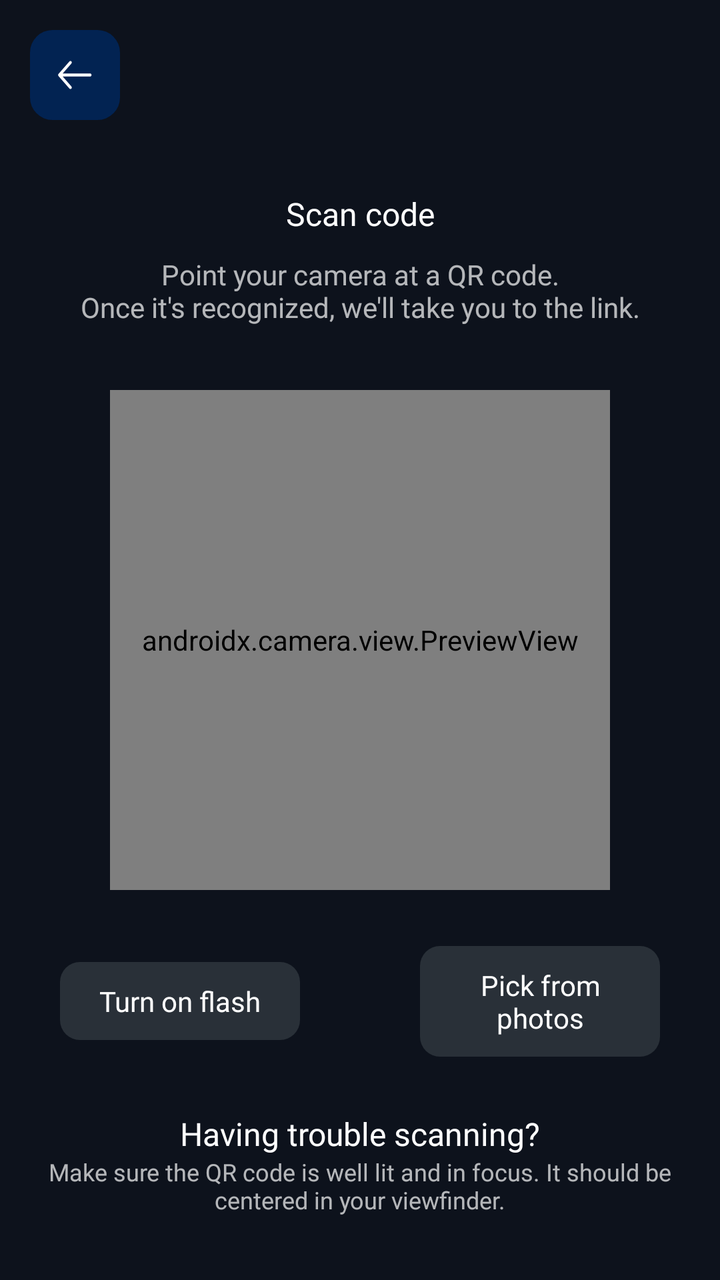
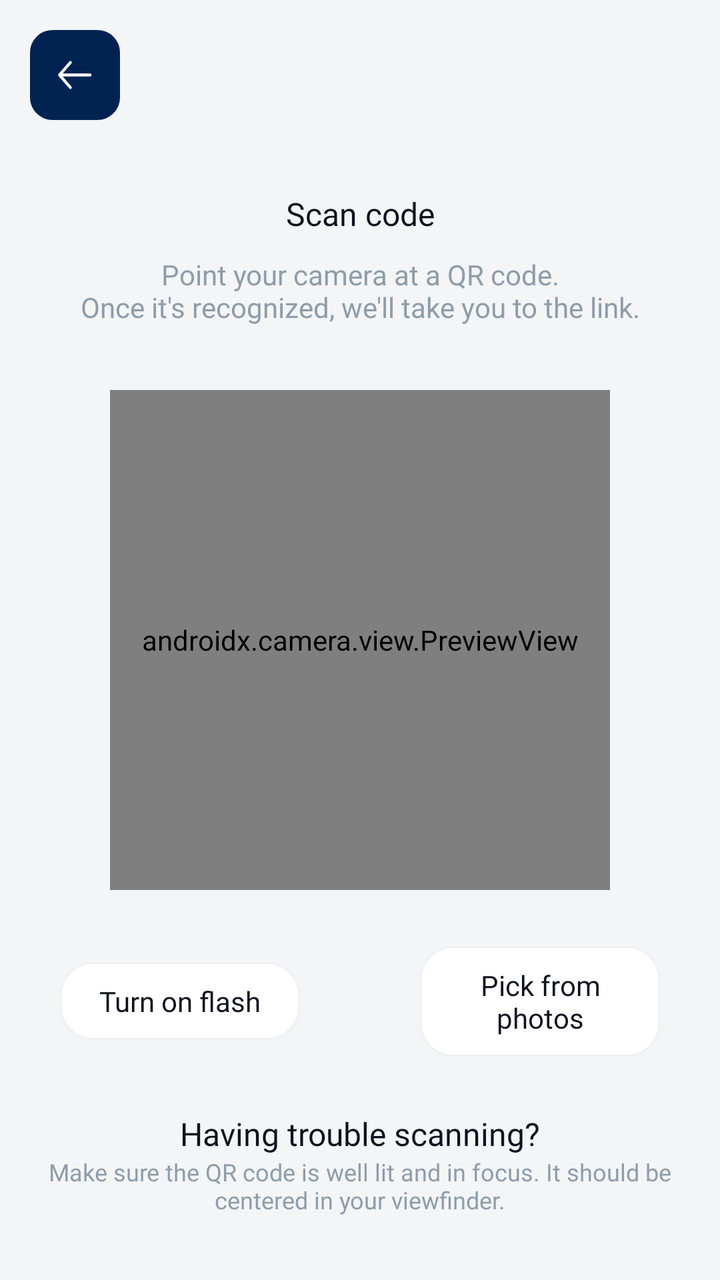

Screens rendered from an Android XML layout before and after an edit, with the pre-edit source and the edit as a unified diff.
<!-- AndroidManifest.xml: application theme Theme.Evergreen -->
<!-- res/layout/activity_qr_scanner.xml -->
<?xml version="1.0" encoding="utf-8"?>
<androidx.constraintlayout.widget.ConstraintLayout
    xmlns:android="http://schemas.android.com/apk/res/android"
    xmlns:tools="http://schemas.android.com/tools"
    xmlns:app="http://schemas.android.com/apk/res-auto"
    android:layout_width="match_parent"
    android:id="@+id/main"
    android:fitsSystemWindows="true"
    android:background="@color/black1"
    android:layout_height="match_parent"
    tools:context=".activities.QrScanner">
<androidx.constraintlayout.widget.Guideline
    android:layout_width="match_parent"
    android:orientation="horizontal"
    android:id="@+id/guidline"
    app:layout_constraintGuide_percent="0.15"
    android:layout_height="wrap_content"/>
    <ImageView
        android:contentDescription="@string/desc"
        android:id="@+id/back"
        android:layout_margin="@dimen/_15sdp"
        android:src="@drawable/back"
        app:layout_constraintStart_toStartOf="parent"
        app:layout_constraintTop_toTopOf="parent"
        android:layout_width="@dimen/_45sdp"
        android:layout_height="@dimen/_45sdp"/>
    <TextView
        android:id="@+id/text1"
        app:layout_constraintStart_toStartOf="parent"
        app:layout_constraintEnd_toEndOf="parent"
        android:textColor="@color/white"
        android:textSize="@dimen/_16ssp"
        android:fontFamily="@font/roboto_medium"
        app:layout_constraintTop_toBottomOf="@+id/guidline"
        android:text="Scan code"
        android:layout_width="wrap_content"
        android:layout_height="wrap_content"/>
    <TextView
        android:id="@+id/text2"
        android:alpha="0.7"
        android:layout_marginTop="@dimen/_10sdp"
        android:textAlignment="center"
        app:layout_constraintStart_toStartOf="parent"
        app:layout_constraintEnd_toEndOf="parent"
        android:textColor="@color/white"
        android:textSize="@dimen/_14ssp"
        android:fontFamily="@font/roboto_regular"
        app:layout_constraintTop_toBottomOf="@+id/text1"
        android:text="Point your camera at a QR code.\nOnce it's recognized, we'll take you to the link."
        android:layout_width="wrap_content"
        android:layout_height="wrap_content"/>

    <androidx.camera.view.PreviewView
        app:layout_constraintTop_toBottomOf="@+id/text2"
        android:id="@+id/previe_view"
        android:layout_width="@dimen/_250sdp"
        android:layout_height="@dimen/_250sdp"
        app:layout_constraintTop_toTopOf="parent"
        app:layout_constraintBottom_toBottomOf="parent"
        app:layout_constraintStart_toStartOf="parent"
        app:layout_constraintEnd_toEndOf="parent" />

    <LinearLayout
        app:layout_constraintBottom_toTopOf="@+id/text3"
        android:weightSum="3"
        android:gravity="center"
        app:layout_constraintTop_toBottomOf="@+id/previe_view"
        app:layout_constraintStart_toStartOf="parent"
        app:layout_constraintEnd_toEndOf="parent"
        android:layout_width="match_parent"
        android:layout_height="wrap_content">
        <TextView
            android:id="@+id/tv_flash"
            android:gravity="center"
            android:layout_gravity="center"
            android:layout_weight="1"
            android:padding="@dimen/_10sdp"
            android:backgroundTint="#293038"
            android:background="@drawable/rounded_corners"
            android:fontFamily="@font/roboto_medium"
            android:textColor="@color/white"
            android:text="Turn on flash"
            android:layout_width="0dp"
            android:layout_height="wrap_content"/>
        <View
            android:layout_weight="0.5"
            android:layout_width="0dp"
            android:layout_height="0dp"/>
        <TextView
            android:id="@+id/tv_pick_from"
            android:gravity="center"
            android:layout_gravity="center"
            android:layout_weight="1"
            android:padding="@dimen/_10sdp"
            android:backgroundTint="#293038"
            android:background="@drawable/rounded_corners"
            android:fontFamily="@font/roboto_medium"
            android:textColor="@color/white"
            android:text="Pick from photos"
            android:layout_width="0dp"
            android:layout_height="wrap_content"/>
    </LinearLayout>

    <TextView
        android:id="@+id/text3"
        app:layout_constraintStart_toStartOf="parent"
        app:layout_constraintEnd_toEndOf="parent"
        android:textColor="@color/white"
        android:textSize="@dimen/_16ssp"
        android:fontFamily="@font/roboto_medium"
       app:layout_constraintBottom_toTopOf="@+id/text4"
        android:text="Having trouble scanning?"
        android:layout_width="wrap_content"
        android:layout_height="wrap_content"/>
    <TextView
      app:layout_constraintBottom_toTopOf="@+id/guidline1"
        android:id="@+id/text4"
        android:alpha="0.7"
        android:textAlignment="center"
        app:layout_constraintStart_toStartOf="parent"
        app:layout_constraintEnd_toEndOf="parent"
        android:textColor="@color/white"
        android:textSize="@dimen/_12ssp"
        android:fontFamily="@font/roboto_regular"
        android:text="Make sure the QR code is well lit and in focus. It should be centered in your viewfinder."
        android:layout_width="wrap_content"
        android:layout_height="wrap_content"/>
    <androidx.constraintlayout.widget.Guideline
        android:layout_width="match_parent"
        android:orientation="horizontal"
        android:id="@+id/guidline1"
        app:layout_constraintGuide_percent="0.95"
        android:layout_height="wrap_content"/>
</androidx.constraintlayout.widget.ConstraintLayout>
<!-- resources referenced by this layout -->
<resources>
  <color name="black1">#0D121C</color>
  <color name="white">#FFFFFFFF</color>
  <dimen name="_10sdp">10.00dp</dimen>
  <dimen name="_12ssp">12.00sp</dimen>
  <dimen name="_14ssp">14.00sp</dimen>
  <dimen name="_15sdp">15.00dp</dimen>
  <dimen name="_16ssp">16.00sp</dimen>
  <dimen name="_250sdp">250.00dp</dimen>
  <dimen name="_45sdp">45.00dp</dimen>
  <!-- drawable back (drawable) -->
  <vector xmlns:android="http://schemas.android.com/apk/res/android"
      android:width="32dp"
      android:height="32dp"
      android:viewportWidth="32"
      android:viewportHeight="32">
    <path
        android:pathData="M8,0L24,0A8,8 0,0 1,32 8L32,24A8,8 0,0 1,24 32L8,32A8,8 0,0 1,0 24L0,8A8,8 0,0 1,8 0z"
        android:fillColor="@color/black_blue"
        android:fillAlpha="1"/>
    <path
        android:pathData="M14.714,20.839C14.618,20.949 14.496,21 14.374,21C14.252,21 14.13,20.949 14.034,20.839L10.14,16.388C9.953,16.175 9.953,15.823 10.14,15.61L14.034,11.16C14.22,10.947 14.528,10.947 14.714,11.16C14.9,11.372 14.9,11.724 14.714,11.937L11.641,15.449H21.386C21.649,15.449 21.868,15.698 21.868,15.999C21.868,16.299 21.649,16.549 21.386,16.549H11.641L14.714,20.061C14.9,20.274 14.9,20.626 14.714,20.839Z"
        android:fillColor="#FFFFFF"
        android:fillType="evenOdd"/>
  </vector>
  <!-- drawable rounded_corners (drawable) -->
  <shape xmlns:android="http://schemas.android.com/apk/res/android">
      <corners android:radius="@dimen/_10sdp" />
      <solid android:color="#F2F4F7"/>
  </shape>
  <string name="desc">descripton</string>
  <style name="Theme.Evergreen" parent="Base.Theme.Evergreen" />
  <color name="black_blue">#022352</color>
  <style name="Base.Theme.Evergreen" parent="Theme.Material3.Light.NoActionBar">
  
  
  
  
  
  
  
          <item name="android:statusBarColor">@color/black_blue</item>
  
  
      </style>
</resources>

<!-- the commit's change to res/layout/activity_qr_scanner.xml (unified diff, before → after) -->
@@ -6,7 +6,7 @@
     android:layout_width="match_parent"
     android:id="@+id/main"
     android:fitsSystemWindows="true"
-    android:background="@color/black1"
+    android:background="@color/home_page_bg"
     android:layout_height="match_parent"
     tools:context=".activities.QrScanner">
 <androidx.constraintlayout.widget.Guideline
@@ -28,7 +28,7 @@
         android:id="@+id/text1"
         app:layout_constraintStart_toStartOf="parent"
         app:layout_constraintEnd_toEndOf="parent"
-        android:textColor="@color/white"
+        android:textColor="@color/black1"
         android:textSize="@dimen/_16ssp"
         android:fontFamily="@font/roboto_medium"
         app:layout_constraintTop_toBottomOf="@+id/guidline"
@@ -42,7 +42,7 @@
         android:textAlignment="center"
         app:layout_constraintStart_toStartOf="parent"
         app:layout_constraintEnd_toEndOf="parent"
-        android:textColor="@color/white"
+        android:textColor="@color/gray2"
         android:textSize="@dimen/_14ssp"
         android:fontFamily="@font/roboto_regular"
         app:layout_constraintTop_toBottomOf="@+id/text1"
@@ -75,10 +75,9 @@
             android:layout_gravity="center"
             android:layout_weight="1"
             android:padding="@dimen/_10sdp"
-            android:backgroundTint="#293038"
-            android:background="@drawable/rounded_corners"
+            android:background="@drawable/bg_search_field"
             android:fontFamily="@font/roboto_medium"
-            android:textColor="@color/white"
+            android:textColor="@color/black1"
             android:text="Turn on flash"
             android:layout_width="0dp"
             android:layout_height="wrap_content"/>
@@ -92,10 +91,9 @@
             android:layout_gravity="center"
             android:layout_weight="1"
             android:padding="@dimen/_10sdp"
-            android:backgroundTint="#293038"
-            android:background="@drawable/rounded_corners"
+            android:background="@drawable/bg_search_field"
             android:fontFamily="@font/roboto_medium"
-            android:textColor="@color/white"
+            android:textColor="@color/black1"
             android:text="Pick from photos"
             android:layout_width="0dp"
             android:layout_height="wrap_content"/>
@@ -105,7 +103,7 @@
         android:id="@+id/text3"
         app:layout_constraintStart_toStartOf="parent"
         app:layout_constraintEnd_toEndOf="parent"
-        android:textColor="@color/white"
+        android:textColor="@color/black1"
         android:textSize="@dimen/_16ssp"
         android:fontFamily="@font/roboto_medium"
        app:layout_constraintBottom_toTopOf="@+id/text4"
@@ -119,7 +117,7 @@
         android:textAlignment="center"
         app:layout_constraintStart_toStartOf="parent"
         app:layout_constraintEnd_toEndOf="parent"
-        android:textColor="@color/white"
+        android:textColor="@color/gray2"
         android:textSize="@dimen/_12ssp"
         android:fontFamily="@font/roboto_regular"
         android:text="Make sure the QR code is well lit and in focus. It should be centered in your viewfinder."
<!-- resource entries referenced after the edit -->
@@ -1,7 +1,10 @@
 <!-- resources referenced by this layout -->
 <resources>
   <color name="black1">#0D121C</color>
+  <color name="gray2">#637587</color>
+  <color name="home_page_bg">#F3F5F7</color>
   <color name="white">#FFFFFFFF</color>
+  <color name="home_card_stroke">#EEF1F4</color>
   <dimen name="_10sdp">10.00dp</dimen>
   <dimen name="_12ssp">12.00sp</dimen>
   <dimen name="_14ssp">14.00sp</dimen>
@@ -24,10 +27,12 @@
         android:fillColor="#FFFFFF"
         android:fillType="evenOdd"/>
   </vector>
-  <!-- drawable rounded_corners (drawable) -->
-  <shape xmlns:android="http://schemas.android.com/apk/res/android">
-      <corners android:radius="@dimen/_10sdp" />
-      <solid android:color="#F2F4F7"/>
+  <!-- drawable bg_search_field (drawable) -->
+  <?xml version="1.0" encoding="utf-8"?>
+  <shape xmlns:android="http://schemas.android.com/apk/res/android" android:shape="rectangle">
+      <solid android:color="@color/white" />
+      <corners android:radius="16dp" />
+      <stroke android:width="1dp" android:color="@color/home_card_stroke" />
   </shape>
   <string name="desc">descripton</string>
   <style name="Theme.Evergreen" parent="Base.Theme.Evergreen" />
